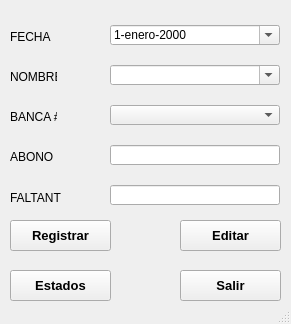
Above: MiniNomina/FrmDesign/Faltantes.ui from CodeDrTech/DevelopPython before the change. Below: the same form after it.
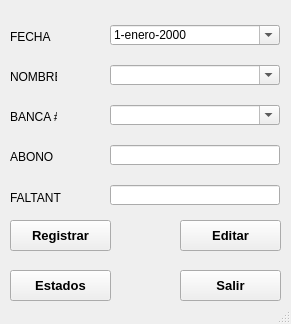
That is the form after the change. Icons and pictures are not drawn.

Diff of the .ui file:
```diff
--- a/MiniNomina/FrmDesign/Faltantes.ui
+++ b/MiniNomina/FrmDesign/Faltantes.ui
@@ -282,7 +282,7 @@
      </rect>
     </property>
     <property name="editable">
-     <bool>false</bool>
+     <bool>true</bool>
     </property>
     <property name="currentText">
      <string/>
```
